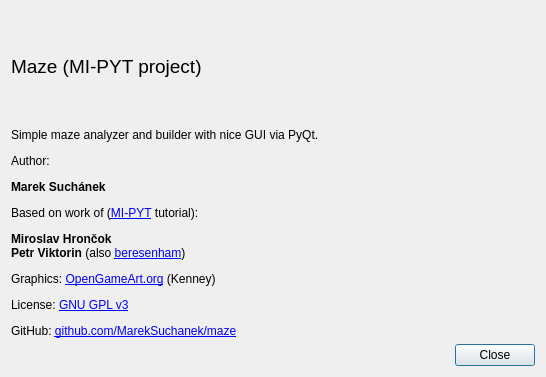
Above: maze/static/ui/help.ui from MarekSuchanek/maze before the change. Below: the same form after it.
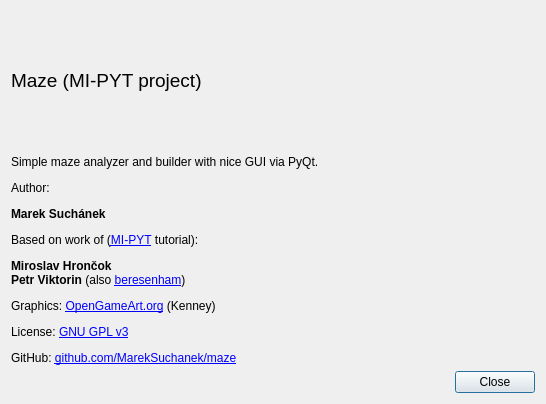
That is the form after the change. Icons and pictures are not drawn.

Commit message: Need bigger about dialog

Patch:
```diff
--- a/maze/static/ui/help.ui
+++ b/maze/static/ui/help.ui
@@ -7,7 +7,7 @@
     <x>0</x>
     <y>0</y>
     <width>546</width>
-    <height>377</height>
+    <height>404</height>
    </rect>
   </property>
   <property name="windowTitle">
```
